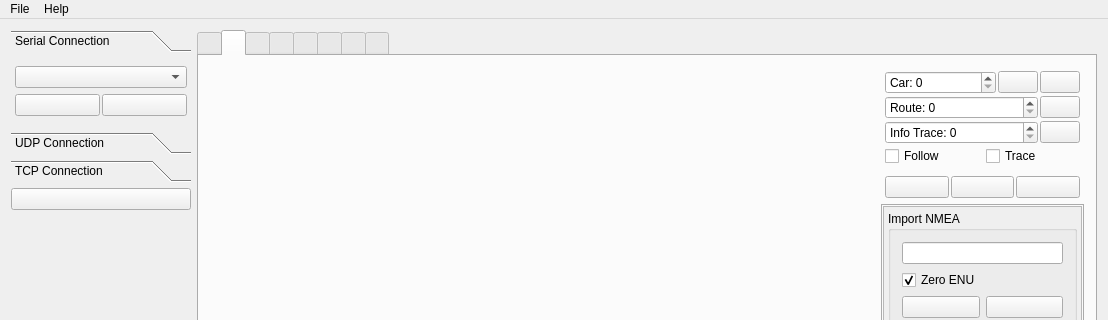
This is Linux/RControlStation/mainwindow.ui in vedderb/rise_sdvp as Qt 5 draws it before an edit; both pictures show x 0 to 1108 and y 0 to 320 of the 1108 by 784 pixel window. The edited form follows.
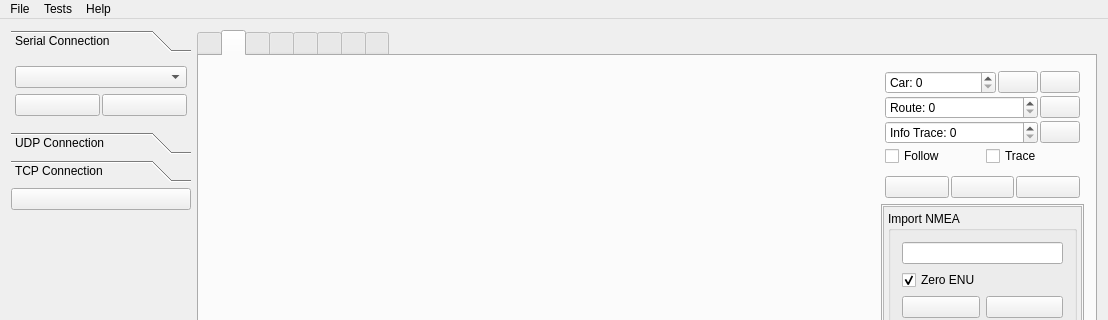
This is the edited form. The open tabs and pages were chosen to show the change. Icons and pictures are not drawn. Custom widgets are drawn as their Qt base class.

The edit to the form file:
```diff
--- a/Linux/RControlStation/mainwindow.ui
+++ b/Linux/RControlStation/mainwindow.ui
@@ -2523,7 +2523,14 @@
     <addaction name="actionLoadRoutes"/>
     <addaction name="actionExit"/>
    </widget>
+   <widget class="QMenu" name="menuTests">
+    <property name="title">
+     <string>Tests</string>
+    </property>
+    <addaction name="actionTestIntersection"/>
+   </widget>
    <addaction name="menuFile"/>
+   <addaction name="menuTests"/>
    <addaction name="menuHelp"/>
   </widget>
   <widget class="QStatusBar" name="statusBar"/>
```
Left out of the diff: 16 changed lines with no effect on the pictures.
